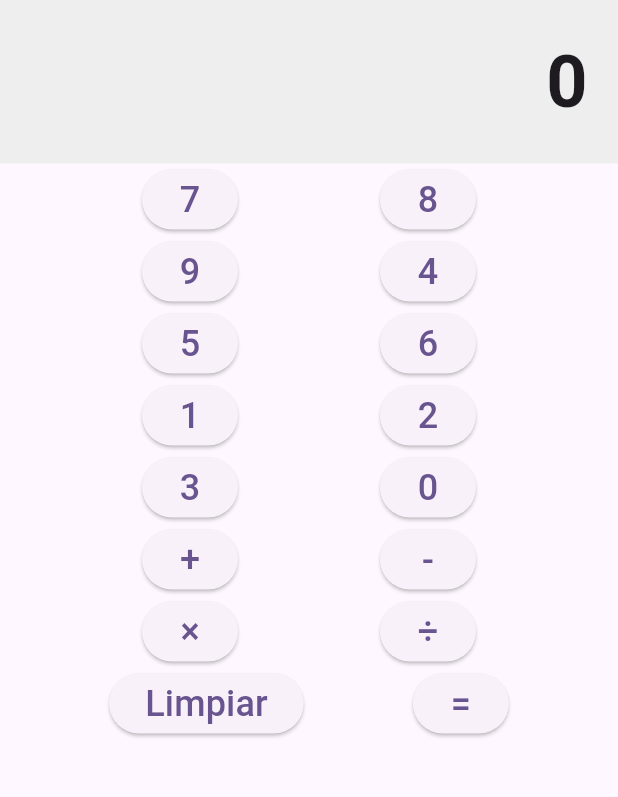
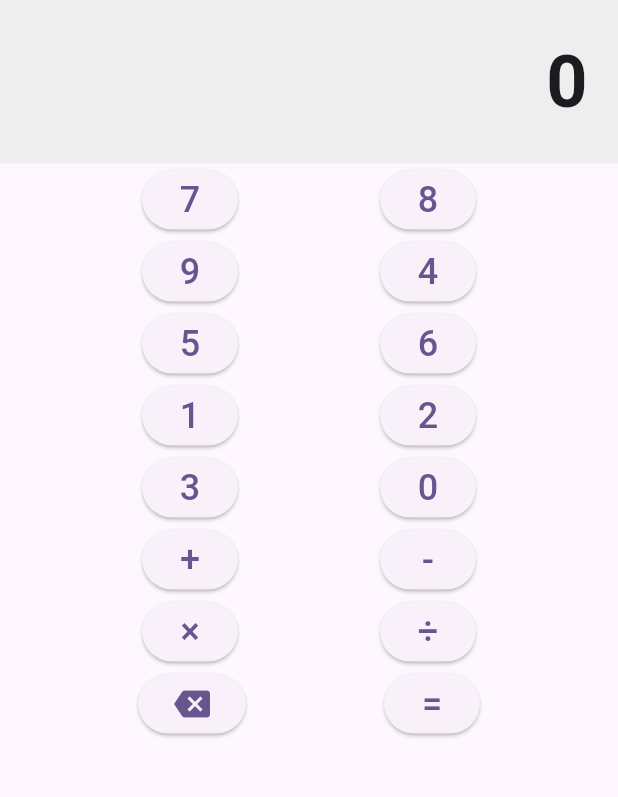
Before and after one commit to W17Code/calculadora_flutter, a Flutter app: the screen it shows after launch, on a phone screen of 412 x 824 dp, the part 84-881 px from its top. Run offline on Flutter 3.47's test engine with Material 3 defaults, Android fonts, the phone set to English and light mode, and no system bars.

Commit message:
Se cambia el texto "Limpiar" por un icono

```diff
--- a/lib/home/home.dart
+++ b/lib/home/home.dart
@@ -116,8 +116,9 @@ class MyHomePage extends StatelessWidget {
             children: [
               ElevatedButton(
                 onPressed: () {},
-                child: const Text('Limpiar', style: TextStyle(fontSize: 24)),
+                child: const Icon(Icons.backspace, size: 24),
               ),
+
               ElevatedButton(
                 onPressed: () {},
                 child: const Text('=', style: TextStyle(fontSize: 24)),
```
